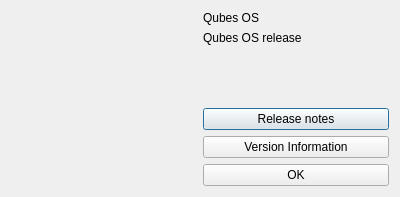
Old version of the form ui/about.ui in the repository QubesOS/qubes-manager.
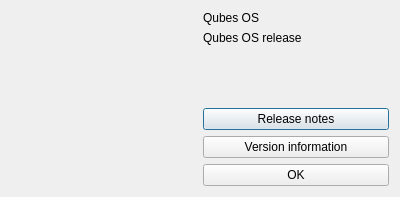
New version of the form. Icons and pictures are not drawn.

```diff
--- a/ui/about.ui
+++ b/ui/about.ui
@@ -84,7 +84,7 @@
      <item>
       <widget class="QPushButton" name="informationNotes">
        <property name="text">
-        <string>Version Information</string>
+        <string>Version information</string>
        </property>
       </widget>
      </item>
```
